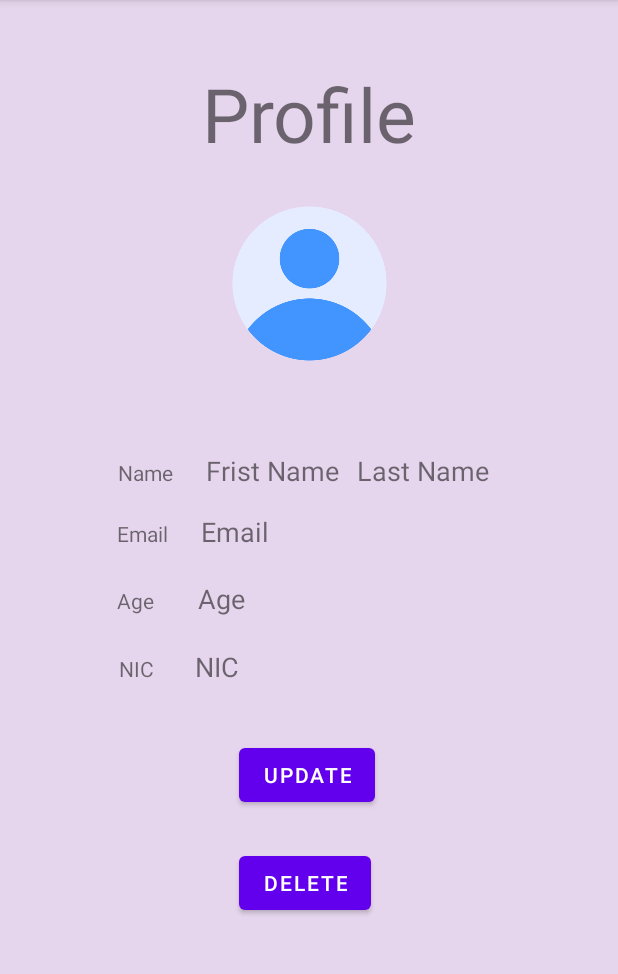
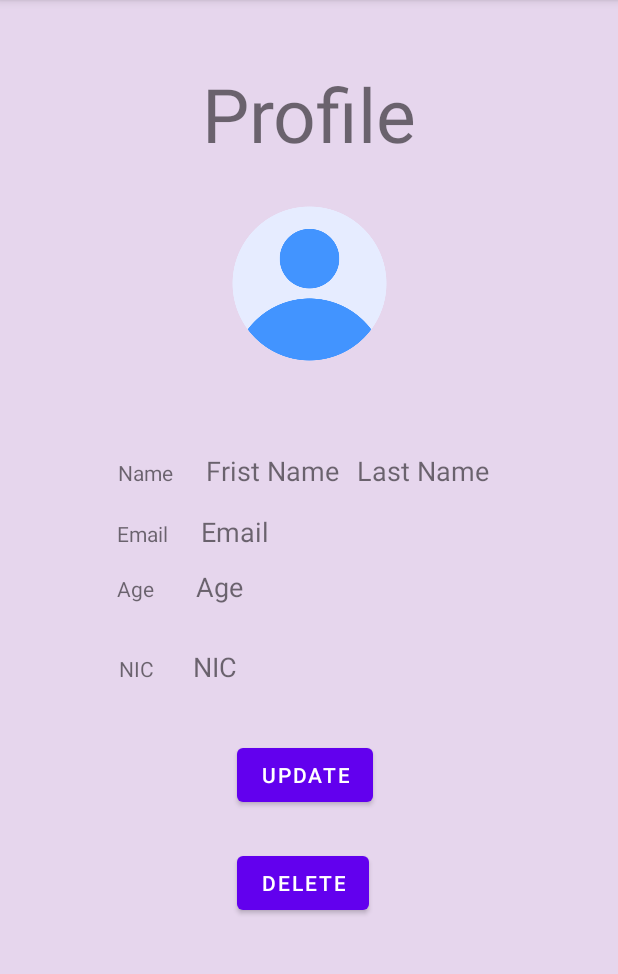
Before and after one commit to YasithaRenuk/SLTB_BUS, an Android app: the MainActivity screen opened directly, with no data from a screen before it, after a tap on "VIEW PROFILE", on a phone screen of 412 x 824 dp, the part 84-1058 px from its top. Run offline under Robolectric (Android 15) with nearby library versions, the light colour scheme and no system bars; our stand-ins replace Firebase (no records; nobody signed in at launch, a user with empty details on screens opened directly); 1 statement that could not run was skipped.

Commit message:
small chengess

```diff
--- a/app/src/main/AndroidManifest.xml
+++ b/app/src/main/AndroidManifest.xml
@@ -11,6 +11,9 @@
         android:supportsRtl="true"
         android:theme="@style/Theme.SLTB_BUS"
         tools:targetApi="31">
+        <activity
+            android:name=".AboutActivety"
+            android:exported="false" />
         <activity
             android:name=".UpdateActivity"
             android:exported="false" />
--- a/app/src/main/java/com/example/sltb_bus/Driver/MainActivity.kt
+++ b/app/src/main/java/com/example/sltb_bus/Driver/MainActivity.kt
@@ -4,6 +4,7 @@ import android.content.Intent
 import androidx.appcompat.app.AppCompatActivity
 import android.os.Bundle
 import android.widget.Button
+import com.example.sltb_bus.AboutActivety
 import com.example.sltb_bus.R
 
 class MainActivity : AppCompatActivity() {
@@ -11,6 +12,7 @@ class MainActivity : AppCompatActivity() {
     private lateinit var btprofilview : Button
     private lateinit var btAddnewbus :Button
     private lateinit var bttrakingtrn :Button
+    private lateinit var btnContactus:Button
 
     override fun onCreate(savedInstanceState: Bundle?) {
         super.onCreate(savedInstanceState)
@@ -19,6 +21,7 @@ class MainActivity : AppCompatActivity() {
         btprofilview =findViewById(R.id.btnViewProfile)
         btAddnewbus = findViewById(R.id.btnSavebus)
         bttrakingtrn = findViewById(R.id.btnStartTern)
+        btnContactus = findViewById(R.id.btnContactus)
 
         val email = intent.extras!!.getString("Email")
 
@@ -40,5 +43,10 @@ class MainActivity : AppCompatActivity() {
             intent.putExtra("Email",email)
             startActivity(intent)
         }
+
+        btnContactus.setOnClickListener {
+            val intent = Intent(this, AboutActivety::class.java)
+            startActivity(intent)
+        }
     }
 }
--- a/app/src/main/java/com/example/sltb_bus/Driver/StartTurn.kt
+++ b/app/src/main/java/com/example/sltb_bus/Driver/StartTurn.kt
@@ -21,9 +21,11 @@ class StartTurn : AppCompatActivity() {
         val adapter = TogoBusAdapter()
         recyclerView.adapter = adapter
         recyclerView.layoutManager = LinearLayoutManager(ui)
+        val email = intent.extras!!.getString("Email")
 
         dbRef = FirebaseDatabase.getInstance().getReference("Bus")
-        dbRef.addValueEventListener(object : ValueEventListener {
+        val checkQuery = dbRef.orderByChild("demail").equalTo(email)
+        checkQuery.addValueEventListener(object : ValueEventListener {
             override fun onDataChange(dataSnapshot: DataSnapshot) {
                 val tempList = ArrayList<BusModel>()
                 for (snapshot in dataSnapshot.children) {
--- a/app/src/main/res/layout/activity_driver_profile_view_activty.xml
+++ b/app/src/main/res/layout/activity_driver_profile_view_activty.xml
@@ -120,11 +120,11 @@
         android:id="@+id/tvAge"
         android:layout_width="wrap_content"
         android:layout_height="wrap_content"
-        android:layout_marginStart="132dp"
-        android:layout_marginTop="20dp"
+        android:layout_marginStart="28dp"
+        android:layout_marginTop="12dp"
         android:text="Age"
         android:textSize="18sp"
-        app:layout_constraintStart_toStartOf="parent"
+        app:layout_constraintStart_toEndOf="@+id/Age"
         app:layout_constraintTop_toBottomOf="@+id/tvEmail" />
 
     <TextView
@@ -138,6 +138,6 @@
         app:layout_constraintBottom_toTopOf="@+id/update"
         app:layout_constraintEnd_toEndOf="@+id/tvAge"
         app:layout_constraintHorizontal_bias="1.0"
-        app:layout_constraintStart_toStartOf="parent" />
+        app:layout_constraintStart_toEndOf="@+id/Nic" />
 
 </androidx.constraintlayout.widget.ConstraintLayout>
--- a/app/src/main/res/layout/activity_start_turn.xml
+++ b/app/src/main/res/layout/activity_start_turn.xml
@@ -6,6 +6,7 @@
     android:layout_width="match_parent"
     android:layout_height="match_parent"
     tools:context=".Driver.StartTurn"
+    android:background="#E6D6ED"
     android:orientation="vertical">
 
     <androidx.recyclerview.widget.RecyclerView
--- a/app/src/main/res/values/strings.xml
+++ b/app/src/main/res/values/strings.xml
@@ -43,4 +43,6 @@
     <string name="contact_us">Contact us</string>
     <string name="welcome_to_sri_lanka_transportations_board">Welcome to Sri Lanka Transportations Board</string>
     <string name="cheack_booking">Cheack Booking</string>
+    <string name="aboutus">The SLTB is an Institution that makes a great contribution to the State sector through the provision of passenger transport services in Sri Lanka and plays a leading role among the State Institutions serving the public on all days of the year.</string>
+    <string name="sltbNumber">Mr.S.M.D.L.K.D. Alwis (Chairman)\t+94 117 706 010\t+94 112 589 683\tchairman@sltb.lk</string>
 </resources>
```
Also changed, not shown: app/src/main/java/com/example/sltb_bus/AboutActivety.kt (added, +11 -0 lines), app/src/main/java/com/example/sltb_bus/PassengerDashBordActivtiy.kt (+7 -0 lines), app/src/main/res/layout/activity_about_activety.xml (added, +42 -0 lines).
